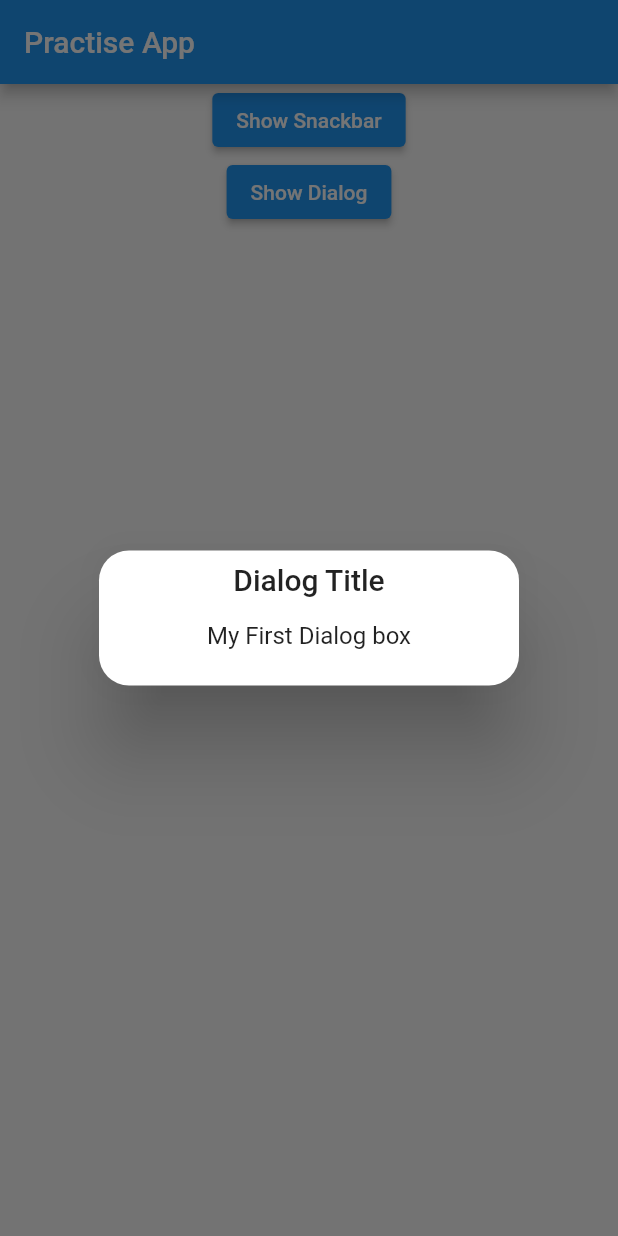
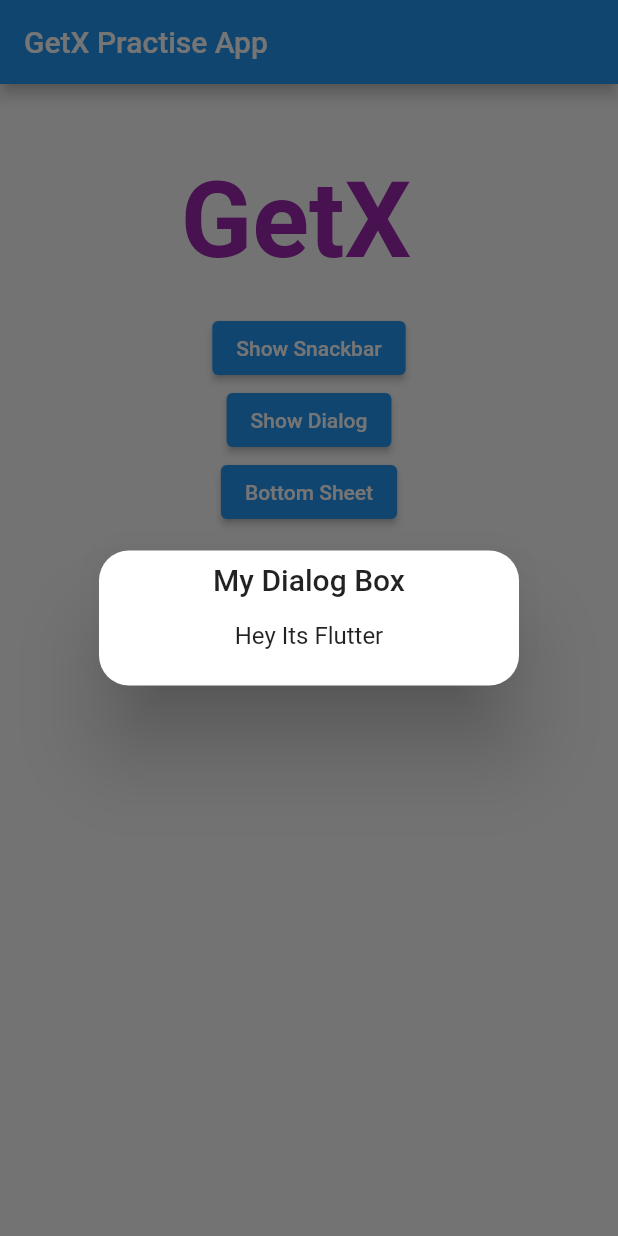
Before and after one commit to Vishwakarma-abhi/GetX, a Flutter app: the screen it shows after launch, after a tap on "Show Dialog", on a phone screen of 412 x 824 dp. Run offline on Flutter 3.47's test engine with Material 2 defaults, Android fonts, the phone set to English and light mode, and no system bars; our stand-ins replace get.

Commit message:
Bootom Sheet Light Dark Theme

```diff
--- a/lib/main.dart
+++ b/lib/main.dart
@@ -14,11 +14,27 @@
     return GetMaterialApp(
       home: Scaffold(
         appBar: AppBar(
-          title: Text('Practise App'),
+          title: Text('GetX Practise App'),
         ),
         body: Center(
           child: Column(
+
             children: [
+              SizedBox(
+                height: 50,
+              ),
+
+              Text('GetX ',
+                style: TextStyle(
+                  fontSize: 70
+                      ,color: Colors.purple,
+                  fontWeight: FontWeight.bold
+                ),
+
+              ),
+              SizedBox(
+                height: 20,
+              ),
               //Snackbar
               ElevatedButton(
                   onPressed: () {
@@ -26,7 +42,7 @@
                         titleText: Text('Abhijeet'),
                         messageText: Text('Hi I am Abhijeet'),
                         // snackPosition: SnackPosition.BOTTOM,
-                        backgroundColor: Colors.blue,
+                        // backgroundColor: Colors.blue,
                         colorText: Colors.black,
                         borderColor: Colors.black,
                         // backgroundGradient:
@@ -35,6 +51,7 @@
                         borderWidth: 1);
                   },
                   child: Text('Show Snackbar')),
+
 
               //Dialog Box
               ElevatedButton(
@@ -45,11 +62,38 @@
                       // textConfirm: "confirm",
                       // radius: 80,
 
-                      title: 'Dialog Title',
-                      middleText: 'My First Dialog box',
+                      title: 'My Dialog Box',
+                      middleText: 'Hey Its Flutter',
                     );
                   },
-                  child: Text('Show Dialog'))
+                  child: Text('Show Dialog')),
+
+              //Bottom Sheet
+              ElevatedButton(
+                  onPressed: () {
+                    Get.bottomSheet(Container(
+                      child: Wrap(
+                        children: [
+                          ListTile(
+                            leading: Icon(Icons.wb_sunny_outlined),
+                            title: Text('Light Theme'),
+                            onTap: () {
+
+                              Get.changeTheme(ThemeData.light());
+                            },
+                          ),
+                          ListTile(
+                            leading: Icon(Icons.wb_sunny),
+                            title: Text('Dark Theme'),
+                            onTap: () {
+                              Get.changeTheme(ThemeData.dark());
+                            },
+                          ),
+                        ],
+                      ),
+                    ));
+                  },
+                  child: Text('Bottom Sheet'))
             ],
           ),
         ),
```
